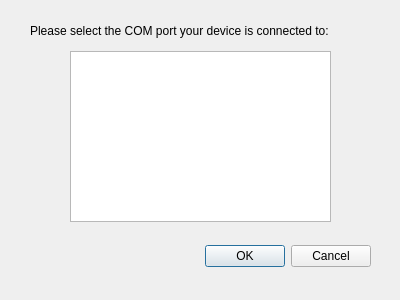
This is pyqt/widgets/port_dialog.ui in kmoriyukie/PTII as Qt 5 draws it before an edit. The edited form follows.
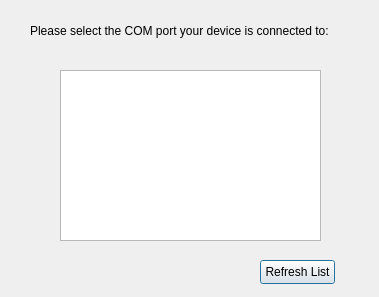
This is the edited form.

```diff
--- a/pyqt/widgets/port_dialog.ui
+++ b/pyqt/widgets/port_dialog.ui
@@ -6,34 +6,18 @@
    <rect>
     <x>0</x>
     <y>0</y>
-    <width>400</width>
-    <height>300</height>
+    <width>379</width>
+    <height>297</height>
    </rect>
   </property>
   <property name="windowTitle">
    <string>Dialog</string>
   </property>
-  <widget class="QDialogButtonBox" name="buttonBox">
-   <property name="geometry">
-    <rect>
-     <x>30</x>
-     <y>240</y>
-     <width>341</width>
-     <height>32</height>
-    </rect>
-   </property>
-   <property name="orientation">
-    <enum>Qt::Horizontal</enum>
-   </property>
-   <property name="standardButtons">
-    <set>QDialogButtonBox::Cancel|QDialogButtonBox::Ok</set>
-   </property>
-  </widget>
   <widget class="QListWidget" name="com_list">
    <property name="geometry">
     <rect>
-     <x>70</x>
-     <y>51</y>
+     <x>60</x>
+     <y>70</y>
      <width>261</width>
      <height>171</height>
     </rect>
@@ -52,6 +36,19 @@
     <string>Please select the COM port your device is connected to:</string>
    </property>
   </widget>
+  <widget class="QPushButton" name="refresh_button">
+   <property name="geometry">
+    <rect>
+     <x>260</x>
+     <y>260</y>
+     <width>75</width>
+     <height>24</height>
+    </rect>
+   </property>
+   <property name="text">
+    <string>Refresh List</string>
+   </property>
+  </widget>
  </widget>
  <resources/>
  <connections>
```
Left out of the diff: 35 changed lines with no effect on the pictures.
